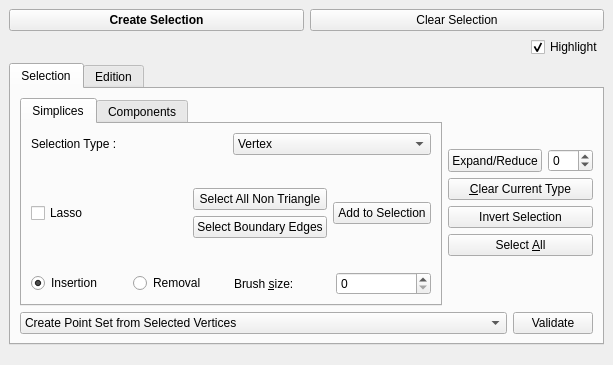
This is Polyhedron/demo/Polyhedron/Plugins/PMP/Selection_widget.ui in CGAL/cgal as Qt 5 draws it before an edit. The edited form follows.
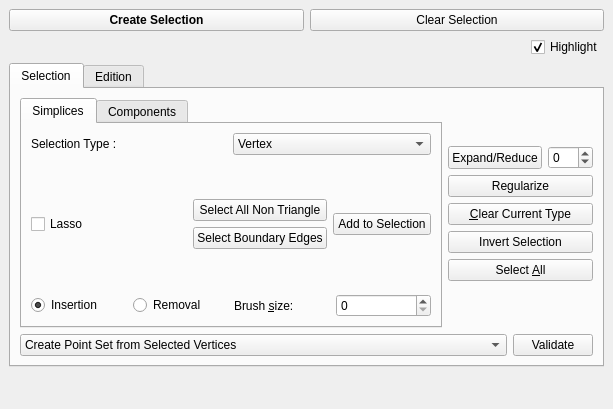
This is the edited form.

Commit message: First version of selection regularization via graphcut

```diff
--- a/Polyhedron/demo/Polyhedron/Plugins/PMP/Selection_widget.ui
+++ b/Polyhedron/demo/Polyhedron/Plugins/PMP/Selection_widget.ui
@@ -7,7 +7,7 @@
     <x>0</x>
     <y>0</y>
     <width>613</width>
-    <height>365</height>
+    <height>409</height>
    </rect>
   </property>
   <property name="windowTitle">
@@ -424,6 +424,13 @@
               </item>
              </layout>
             </item>
+            <item>
+             <widget class="QPushButton" name="Regularize_button">
+              <property name="text">
+               <string>Regularize</string>
+              </property>
+             </widget>
+            </item>
             <item>
              <widget class="QPushButton" name="Clear_button">
               <property name="toolTip">
```
The commit also changes 2 other files.
